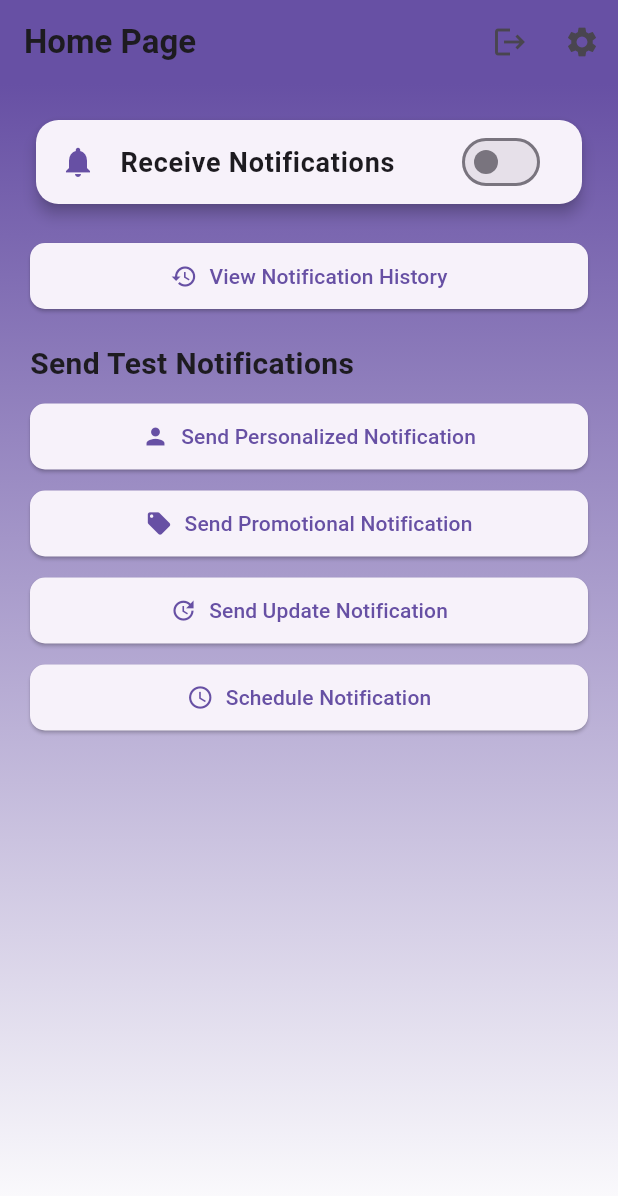
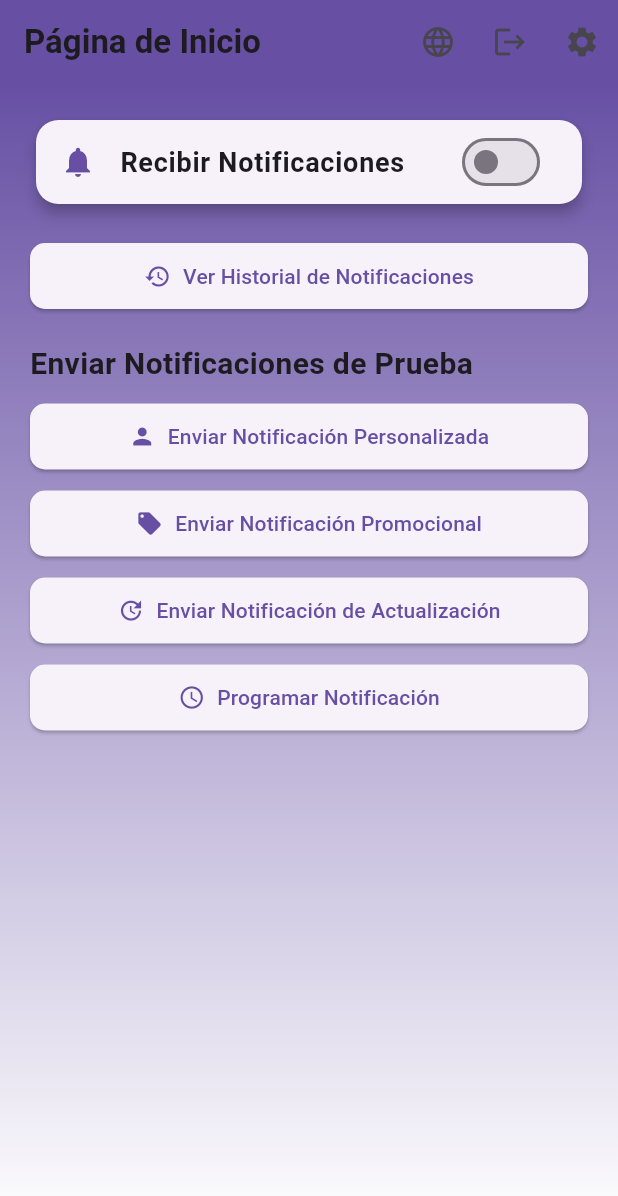
Before and after one commit to Bprathmesh/Notif-swift, a Flutter app: the screen it shows once a user with an empty profile is signed in, on a phone screen of 412 x 824 dp. Shown: the top 1196 px of the screen. Run offline on Flutter 3.47's test engine with Material 3 defaults, Android fonts, the phone set to English and light mode, and no system bars; our stand-ins replace cloud_firestore, cloud_functions, firebase_auth, firebase_core, firebase_messaging, flutter_local_notifications and 2 more; accounts and stored records are empty; network calls fail.

Commit message:
Localisation for home page

```diff
--- /dev/null
+++ b/lib/l10n/intl_es.arb
@@ -0,0 +1,51 @@
+{
+  "@@locale": "es",
+  "homePage": "Página de Inicio",
+  "receiveNotifications": "Recibir Notificaciones",
+  "viewNotificationHistory": "Ver Historial de Notificaciones",
+  "sendTestNotifications": "Enviar Notificaciones de Prueba",
+  "sendPersonalizedNotification": "Enviar Notificación Personalizada",
+  "sendPromotionalNotification": "Enviar Notificación Promocional",
+  "sendUpdateNotification": "Enviar Notificación de Actualización",
+  "scheduleNotification": "Programar Notificación",
+  "errorInitializingNotifications": "Error al iniciar las notificaciones. Por favor, inténtelo de nuevo más tarde.",
+  "errorUpdatingNotificationSettings": "Error al actualizar la configuración de notificaciones. Por favor, inténtelo de nuevo.",
+  "errorSigningOut": "Error al cerrar sesión. Por favor, inténtelo de nuevo.",
+  "personalizedNotificationTitle": "Notificación Personalizada",
+  "personalizedNotificationBody": "Esta es una notificación personalizada de prueba",
+  "personalizedNotificationSent": "Notificación personalizada enviada",
+  "userNotLoggedIn": "Usuario no ha iniciado sesión. No se puede enviar la notificación.",
+  "errorSendingPersonalizedNotification": "Error al enviar la notificación personalizada. Por favor, inténtelo de nuevo.",
+  "promotionalNotificationSent": "Notificación promocional enviada",
+  "errorSendingPromotionalNotification": "Error al enviar la notificación promocional. Por favor, inténtelo de nuevo.",
+  "updateNotificationSent": "Notificación de actualización enviada",
+  "errorSendingUpdateNotification": "Error al enviar la notificación de actualización. Por favor, inténtelo de nuevo.",
+  "notificationScheduled": "Notificación programada para 1 minuto desde ahora",
+  "errorSchedulingNotification": "Error al programar la notificación. Por favor, inténtelo de nuevo.",
+  "changeLanguage": "Cambiar Idioma",
+  "failedToDeleteNotification": "Error al eliminar la notificación",
+  "notificationDeleted": "Notificación eliminada",
+  "noDate": "Sin fecha",
+  "noTitle": "Sin título",
+  "noBody": "Sin cuerpo",
+  "noNotifications": "Sin notificaciones",
+  "notificationHistoryPage": "Historial de Notificaciones",
+  "sent": "Enviado: {format}",
+  "@sent": {
+    "placeholders": {
+      "format": {}
+    }
+  },
+  "scheduledFor": "Programado para: {format}",
+  "@scheduledFor": {
+    "placeholders": {
+      "format": {}
+    }
+  },
+  "error": "Error: {string}",
+  "@error": {
+    "placeholders": {
+      "string": {}
+    }
+  }
+}
--- a/lib/main.dart
+++ b/lib/main.dart
@@ -1,4 +1,6 @@
 import 'package:flutter/material.dart';
+import 'package:flutter_localizations/flutter_localizations.dart';
+import 'package:mypushnotifications/generated/l10n.dart';
 import 'pages/home_page.dart';
 import 'pages/sign_in_page.dart';
 import 'pages/register_page.dart';
@@ -6,16 +8,19 @@ import 'pages/notification_history_page.dart';
 import 'pages/preferences_page.dart';
 import 'pages/wrapper.dart';
 import 'package:firebase_core/firebase_core.dart';
-import 'services/notification_service.dart'; // Ensure you import the NotificationService
+import 'services/notification_service.dart';
+import 'phoenix.dart';
 
 void main() async {
   WidgetsFlutterBinding.ensureInitialized();
   await Firebase.initializeApp();
   await NotificationService().init();
-  runApp(MyApp());
+  runApp(Phoenix(child: MyApp()));
 }
 
 class MyApp extends StatelessWidget {
+  const MyApp({super.key});
+
   @override
   Widget build(BuildContext context) {
     return MaterialApp(
@@ -23,6 +28,14 @@ class MyApp extends StatelessWidget {
       theme: ThemeData(
         primarySwatch: Colors.blue,
       ),
+      localizationsDelegates: const [
+        S.delegate,
+        GlobalMaterialLocalizations.delegate,
+        GlobalWidgetsLocalizations.delegate,
+        GlobalCupertinoLocalizations.delegate,
+      ],
+      supportedLocales: S.delegate.supportedLocales,
+      locale: const Locale('es'),
       initialRoute: '/',
       routes: {
         '/': (context) => Wrapper(),
--- a/lib/models/user.dart
+++ b/lib/models/user.dart
@@ -65,16 +65,16 @@ class User {
     DateTime? lastLogin,
   }) {
     return User(
-      id: this.id,
+      id: id,
       name: name ?? this.name,
-      email: this.email,
+      email: email,
       receivePromotions: receivePromotions ?? this.receivePromotions,
       receiveUpdates: receiveUpdates ?? this.receiveUpdates,
       receiveNotifications: receiveNotifications ?? this.receiveNotifications,
       fcmToken: fcmToken ?? this.fcmToken,
       interests: interests ?? this.interests,
       lastLogin: lastLogin ?? this.lastLogin,
-      createdAt: this.createdAt,
+      createdAt: createdAt,
     );
   }
 }
--- a/lib/pages/home_page.dart
+++ b/lib/pages/home_page.dart
@@ -1,3 +1,5 @@
+// ignore_for_file: use_build_context_synchronously, avoid_print
+
 import 'package:flutter/material.dart';
 import 'package:firebase_messaging/firebase_messaging.dart';
 import 'package:cloud_firestore/cloud_firestore.dart';
@@ -5,8 +7,12 @@ import 'package:mypushnotifications/services/auth_service.dart';
 import 'package:mypushnotifications/services/notification_service.dart';
 import 'package:mypushnotifications/services/firebase_service.dart';
 import 'package:flutter_staggered_animations/flutter_staggered_animations.dart';
+import 'package:mypushnotifications/generated/l10n.dart';
+import '../phoenix.dart';
 
 class HomePage extends StatefulWidget {
+  const HomePage({super.key});
+
   @override
   _HomePageState createState() => _HomePageState();
 }
@@ -21,13 +27,15 @@ class _HomePageState extends State<HomePage> with SingleTickerProviderStateMixin
   late AnimationController _animationController;
   late Animation<double> _animation;
 
+  Locale _currentLocale = const Locale('en');  // Default to English
+
   @override
   void initState() {
     super.initState();
     _initializeNotifications();
     _animationController = AnimationController(
       vsync: this,
-      duration: Duration(milliseconds: 500),
+      duration: const Duration(milliseconds: 500),
     );
     _animation = CurvedAnimation(parent: _animationController, curve: Curves.easeInOut);
     _animationController.forward();
@@ -37,6 +45,14 @@ class _HomePageState extends State<HomePage> with SingleTickerProviderStateMixin
   void dispose() {
     _animationController.dispose();
     super.dispose();
+  }
+
+  void _toggleLanguage() {
+    setState(() {
+      _currentLocale = (_currentLocale.languageCode == 'en') ? const Locale('es') : const Locale('en');
+      S.load(_currentLocale);
+    });
+    Phoenix.rebirth(context);
   }
 
   Future<void> _initializeNotifications() async {
@@ -53,7 +69,7 @@ class _HomePageState extends State<HomePage> with SingleTickerProviderStateMixin
       }
     } catch (e) {
       print('Error initializing notifications: $e');
-      _showSnackBar('Error initializing notifications. Please try again later.');
+      _showSnackBar(S.of(context).errorInitializingNotifications);
     }
   }
 
@@ -76,7 +92,7 @@ class _HomePageState extends State<HomePage> with SingleTickerProviderStateMixin
         }
       } catch (e) {
         print('Error updating notification settings: $e');
-        _showSnackBar('Error updating notification settings. Please try again.');
+        _showSnackBar(S.of(context).errorUpdatingNotificationSettings);
       }
     }
   }
@@ -87,7 +103,7 @@ class _HomePageState extends State<HomePage> with SingleTickerProviderStateMixin
       Navigator.pushReplacementNamed(context, '/sign_in');
     } catch (e) {
       print('Error signing out: $e');
-      _showSnackBar('Error signing out. Please try again.');
+      _showSnackBar(S.of(context).errorSigningOut);
     }
   }
 
@@ -97,53 +113,53 @@ class _HomePageState extends State<HomePage> with SingleTickerProviderStateMixin
       if (userId != null) {
         await _notificationService.sendPersonalizedNotification(
           userId: userId,
-          title: 'Personalized Notification',
-          body: 'This is a test personalized notification',
+          title: S.of(context).personalizedNotificationTitle,
+          body: S.of(context).personalizedNotificationBody,
         );
-        _showSnackBar('Personalized notification sent');
+        _showSnackBar(S.of(context).personalizedNotificationSent);
       } else {
-        _showSnackBar('User not logged in. Cannot send notification.');
+        _showSnackBar(S.of(context).userNotLoggedIn);
       }
     } catch (e) {
       print('Error sending personalized notification: $e');
-      _showSnackBar('Error sending personalized notification. Please try again.');
+      _showSnackBar(S.of(context).errorSendingPersonalizedNotification);
     }
   }
 
   Future<void> _sendPromotionalNotification() async {
     try {
       await _notificationService.sendPromotionalNotification();
-      _showSnackBar('Promotional notification sent');
+      _showSnackBar(S.of(context).promotionalNotificationSent);
     } catch (e) {
       print('Error sending promotional notification: $e');
-      _showSnackBar('Error sending promotional notification. Please try again.');
+      _showSnackBar(S.of(context).errorSendingPromotionalNotification);
     }
   }
 
   Future<void> _sendUpdateNotification() async {
     try {
       await _notificationService.sendUpdateNotification();
-      _showSnackBar('Update notification sent');
+      _showSnackBar(S.of(context).updateNotificationSent);
     } catch (e) {
       print('Error sending update notification: $e');
-      _showSnackBar('Error sending update notification. Please try again.');
+      _showSnackBar(S.of(context).errorSendingUpdateNotification);
     }
   }
 
   Future<void> _scheduleNotification() async {
     try {
-      await _notificationService.init(); // Ensure initialization
-      DateTime scheduledTime = DateTime.now().add(Duration(minutes: 1));
+      await _notificationService.init();
+      DateTime scheduledTime = DateTime.now().add(const Duration(minutes: 1));
       String? userId = _authService.getCurrentUser()?.uid;
       if (userId != null) {
         await _notificationService.scheduleNotification(userId, scheduledTime);
-        _showSnackBar('Notification scheduled for 1 minute from now');
+        _showSnackBar(S.of(context).notificationScheduled);
       } else {
-        _showSnackBar('User not logged in. Cannot schedule notification.');
+        _showSnackBar(S.of(context).userNotLoggedIn);
       }
     } catch (e) {
       print('Error scheduling notification: $e');
-      _showSnackBar('Error scheduling notification. Please try again.');
+      _showSnackBar(S.of(context).errorSchedulingNotification);
     }
   }
 
@@ -151,14 +167,19 @@ class _HomePageState extends State<HomePage> with SingleTickerProviderStateMixin
   Widget build(BuildContext context) {
     return Scaffold(
       appBar: AppBar(
-        title: Text('Home Page', style: TextStyle(fontWeight: FontWeight.bold)),
+        title: Text(S.of(context).homePage, style: const TextStyle(fontWeight: FontWeight.bold)),
         actions: [
           IconButton(
-            icon: Icon(Icons.logout),
+            icon: const Icon(Icons.language),
+            onPressed: _toggleLanguage,
+            tooltip: S.of(context).changeLanguage,
+          ),
+          IconButton(
+            icon: const Icon(Icons.logout),
             onPressed: _signOut,
           ),
           IconButton(
-            icon: Icon(Icons.settings),
+            icon: const Icon(Icons.settings),
             onPressed: () {
               Navigator.of(context).pushNamed('/preferences');
             },
@@ -179,7 +200,7 @@ class _HomePageState extends State<HomePage> with SingleTickerProviderStateMixin
           ),
           child: AnimationLimiter(
             child: ListView(
-              padding: EdgeInsets.all(20),
+              padding: const EdgeInsets.all(20),
               children: AnimationConfiguration.toStaggeredList(
                 duration: const Duration(milliseconds: 375),
                 childAnimationBuilder: (widget) => SlideAnimation(
@@ -193,47 +214,47 @@ class _HomePageState extends State<HomePage> with SingleTickerProviderStateMixin
                     elevation: 4,
                     shape: RoundedRectangleBorder(borderRadius: BorderRadius.circular(15)),
                     child: SwitchListTile(
-                      title: Text('Receive Notifications', style: TextStyle(fontSize: 18, fontWeight: FontWeight.bold)),
+                      title: Text(S.of(context).receiveNotifications, style: const TextStyle(fontSize: 18, fontWeight: FontWeight.bold)),
                       value: _receiveNotifications,
                       onChanged: _toggleNotifications,
                       secondary: Icon(Icons.notifications, color: Theme.of(context).primaryColor),
                     ),
                   ),
-                  SizedBox(height: 20),
+                  const SizedBox(height: 20),
                   ElevatedButton.icon(
-                    icon: Icon(Icons.history),
-                    label: Text('View Notification History'),
+                    icon: const Icon(Icons.history),
+                    label: Text(S.of(context).viewNotificationHistory),
                     onPressed: () {
                       Navigator.of(context).pushNamed('/notification_history');
                     },
                     style: ElevatedButton.styleFrom(
-                      padding: EdgeInsets.symmetric(vertical: 12, horizontal: 16),
+                      padding: const EdgeInsets.symmetric(vertical: 12, horizontal: 16),
                       shape: RoundedRectangleBorder(borderRadius: BorderRadius.circular(10)),
                     ),
                   ),
-                  SizedBox(height: 20),
-                  Text('Send Test Notifications', style: TextStyle(fontSize: 20, fontWeight: FontWeight.bold)),
-                  SizedBox(height: 10),
+                  const SizedBox(height: 20),
+                  Text(S.of(context).sendTestNotifications, style: const TextStyle(fontSize: 20, fontWeight: FontWeight.bold)),
+                  const SizedBox(height: 10),
                   _buildNotificationButton(
-                    'Send Personalized Notification',
+                    S.of(context).sendPersonalizedNotification,
                     Icons.person,
                     _sendPersonalizedNotification,
                   ),
-                  SizedBox(height: 10),
+                  const SizedBox(height: 10),
                   _buildNotificationButton(
-                    'Send Promotional Notification',
+                    S.of(context).sendPromotionalNotification,
                     Icons.local_offer,
                     _sendPromotionalNotification,
                   ),
-                  SizedBox(height: 10),
+                  const SizedBox(height: 10),
                   _buildNotificationButton(
-                    'Send Update Notification',
+                    S.of(context).sendUpdateNotification,
                     Icons.update,
                     _sendUpdateNotification,
                   ),
-                  SizedBox(height: 10),
+                  const SizedBox(height: 10),
                   _buildNotificationButton(
-                    'Schedule Notification',
+                    S.of(context).scheduleNotification,
                     Icons.schedule,
                     _scheduleNotification,
                   ),
@@ -245,14 +266,13 @@ class _HomePageState extends State<HomePage> with SingleTickerProviderStateMixin
       ),
     );
   }
-
   Widget _buildNotificationButton(String text, IconData icon, VoidCallback onPressed) {
     return ElevatedButton.icon(
       icon: Icon(icon),
       label: Text(text),
       onPressed: onPressed,
       style: ElevatedButton.styleFrom(
-        padding: EdgeInsets.symmetric(vertical: 12, horizontal: 16),
+        padding: const EdgeInsets.symmetric(vertical: 12, horizontal: 16),
         shape: RoundedRectangleBorder(borderRadius: BorderRadius.circular(10)),
       ),
     );
--- a/lib/pages/notification_history_page.dart
+++ b/lib/pages/notification_history_page.dart
@@ -3,6 +3,7 @@ import 'package:cloud_firestore/cloud_firestore.dart';
 import 'package:firebase_auth/firebase_auth.dart';
 import 'package:mypushnotifications/services/notification_service.dart';
 import 'package:intl/intl.dart';
+import 'package:mypushnotifications/generated/l10n.dart';
 
 class NotificationHistoryPage extends StatefulWidget {
   @override
@@ -38,7 +39,7 @@ class _NotificationHistoryPageState extends State<NotificationHistoryPage> {
   Widget build(BuildContext context) {
     return Scaffold(
       appBar: AppBar(
-        title: Text('Notification History'),
+        title: Text(S.of(context).notificationHistoryPage),
       ),
       body: StreamBuilder<QuerySnapshot>(
         stream: _notificationsStream,
@@ -48,11 +49,11 @@ class _NotificationHistoryPageState extends State<NotificationHistoryPage> {
           }
 
           if (snapshot.hasError) {
-            return Center(child: Text('Error: ${snapshot.error}'));
+            return Center(child: Text(S.of(context).error(snapshot.error.toString())));
           }
 
           if (!snapshot.hasData || snapshot.data!.docs.isEmpty) {
-            return Center(child: Text('No notifications'));
+            return Center(child: Text(S.of(context).noNotifications));
           }
 
           return ListView.builder(
@@ -72,11 +73,11 @@ class _NotificationHistoryPageState extends State<NotificationHistoryPage> {
                   _deleteNotification(notification.id);
                 },
                 child: ListTile(
-                  title: Text(notification['title'] ?? 'No title'),
+                  title: Text(notification['title'] ?? S.of(context).noTitle),
                   subtitle: Column(
                     crossAxisAlignment: CrossAxisAlignment.start,
                     children: [
-                      Text(notification['body'] ?? 'No body'),
+                      Text(notification['body'] ?? S.of(context).noBody),
                       Text(
                         _getFormattedDate(notification),
                         style: TextStyle(fontSize: 12, color: Colors.grey),
@@ -97,30 +98,53 @@ class _NotificationHistoryPageState extends State<NotificationHistoryPage> {
   }
 
   String _getFormattedDate(DocumentSnapshot notification) {
-    if (notification['status'] == 'scheduled' && notification['scheduledTime'] != null) {
-      return 'Scheduled for: ${DateFormat('yyyy-MM-dd HH:mm').format(notification['scheduledTime'].toDate())}';
-    } else if (notification['timestamp'] != null) {
-      return 'Sent: ${DateFormat('yyyy-MM-dd HH:mm').format(notification['timestamp'].toDate())}';
+    try {
+      if (notification.data() is Map<String, dynamic>) {
+        final data = notification.data() as Map<String, dynamic>;
+        if (data['status'] == 'scheduled' && data['scheduledTime'] != null) {
+          return S.of(context).scheduledFor(DateFormat('yyyy-MM-dd HH:mm').format(data['scheduledTime'].toDate()));
+        } else if (data['timestamp'] != null) {
+          return S.of(context).sent(DateFormat('yyyy-MM-dd HH:mm').format(data['timestamp'].toDate()));
+        }
+      }
+    } catch (e) {
+      print('Error formatting date: $e');
     }
-    return 'No date';
+    return S.of(context).noDate;
   }
 
   IconData _getNotificationIcon(DocumentSnapshot notification) {
-    return notification['status'] == 'scheduled' ? Icons.schedule : Icons.notifications;
+    try {
+      if (notification.data() is Map<String, dynamic>) {
+        final data = notification.data() as Map<String, dynamic>;
+        return data['status'] == 'scheduled' ? Icons.schedule : Icons.notifications;
+      }
+    } catch (e) {
+      print('Error getting notification icon: $e');
+    }
+    return Icons.notifications;
   }
 
   Color _getNotificationColor(DocumentSnapshot notification) {
-    return notification['status'] == 'scheduled' ? Colors.orange : Colors.blue;
+    try {
+      if (notification.data() is Map<String, dynamic>) {
+        final data = notification.data() as Map<String, dynamic>;
+        return data['status'] == 'scheduled' ? Colors.orange : Colors.blue;
+      }
+    } catch (e) {
+      print('Error getting notification color: $e');
+    }
+    return Colors.blue;
   }
 
   void _deleteNotification(String notificationId) {
     _notificationService.deleteNotification(notificationId).then((_) {
       ScaffoldMessenger.of(context).showSnackBar(
-        SnackBar(content: Text('Notification deleted')),
+        SnackBar(content: Text(S.of(context).notificationDeleted)),
       );
     }).catchError((error) {
       ScaffoldMessenger.of(context).showSnackBar(
-        SnackBar(content: Text('Failed to delete notification')),
+        SnackBar(content: Text(S.of(context).failedToDeleteNotification)),
       );
     });
   }
--- a/lib/pages/register_page.dart
+++ b/lib/pages/register_page.dart
@@ -4,6 +4,8 @@ import 'package:cloud_firestore/cloud_firestore.dart';
 import 'package:firebase_messaging/firebase_messaging.dart';
 
 class RegisterPage extends StatefulWidget {
+  const RegisterPage({super.key});
+
   @override
   _RegisterPageState createState() => _RegisterPageState();
 }
--- a/lib/pages/wrapper.dart
+++ b/lib/pages/wrapper.dart
@@ -4,15 +4,17 @@ import 'package:mypushnotifications/pages/home_page.dart';
 import 'package:mypushnotifications/pages/sign_in_page.dart';
 
 class Wrapper extends StatelessWidget {
+  const Wrapper({super.key});
+
   @override
   Widget build(BuildContext context) {
-    final FirebaseAuth _auth = FirebaseAuth.instance;
+    final FirebaseAuth auth = FirebaseAuth.instance;
 
     return StreamBuilder<User?>(
-      stream: _auth.authStateChanges(),
+      stream: auth.authStateChanges(),
       builder: (context, snapshot) {
         if (snapshot.connectionState == ConnectionState.waiting) {
-          return Scaffold(
+          return const Scaffold(
             body: Center(child: CircularProgressIndicator()),
           );
         }
--- /dev/null
+++ b/lib/phoenix.dart
@@ -0,0 +1,33 @@
+import 'package:flutter/material.dart';
+
+class Phoenix extends StatefulWidget {
+  final Widget child;
+
+  const Phoenix({super.key, required this.child});
+
+  static rebirth(BuildContext context) {
+    final _PhoenixState? state = context.findAncestorStateOfType<_PhoenixState>();
+    state?.rebuild();
+  }
+
+  @override
+  _PhoenixState createState() => _PhoenixState();
+}
+
+class _PhoenixState extends State<Phoenix> {
+  Key _key = UniqueKey();
+
+  void rebuild() {
+    setState(() {
+      _key = UniqueKey();
+    });
+  }
+
+  @override
+  Widget build(BuildContext context) {
+    return Container(
+      key: _key,
+      child: widget.child,
+    );
+  }
+}
--- a/lib/services/notification_service.dart
+++ b/lib/services/notification_service.dart
@@ -43,7 +43,7 @@ class NotificationService {
       );
 
       const AndroidInitializationSettings initializationSettingsAndroid = AndroidInitializationSettings('@mipmap/ic_launcher');
-      final DarwinInitializationSettings initializationSettingsIOS = DarwinInitializationSettings(
+      final DarwinInitializationSettings initializationSettingsIOS = const DarwinInitializationSettings(
         requestAlertPermission: true,
         requestBadgePermission: true,
         requestSoundPermission: true,
@@ -384,7 +384,7 @@ class NotificationService {
       print('Notification with ID $notificationId deleted successfully.');
     } catch (e) {
       print('Error deleting notification: $e');
-      throw e; // Rethrow the error so it can be caught in the UI
+      rethrow; // Rethrow the error so it can be caught in the UI
     }
   }
 }
```
Also changed, not shown: lib/l10n/intl_en.arb (added, +51 -0 lines), lib/pages/login_page.dart (+10 -8 lines), lib/pages/preferences_page.dart (+17 -13 lines), lib/pages/sign_in_page.dart (+16 -14 lines), pubspec.yaml (+18 -75 lines), lib/generated/intl/messages_all.dart (added), lib/generated/intl/messages_en.dart (added), lib/generated/intl/messages_es.dart (added), lib/generated/l10n.dart (added), pubspec.lock, 1 other file.
